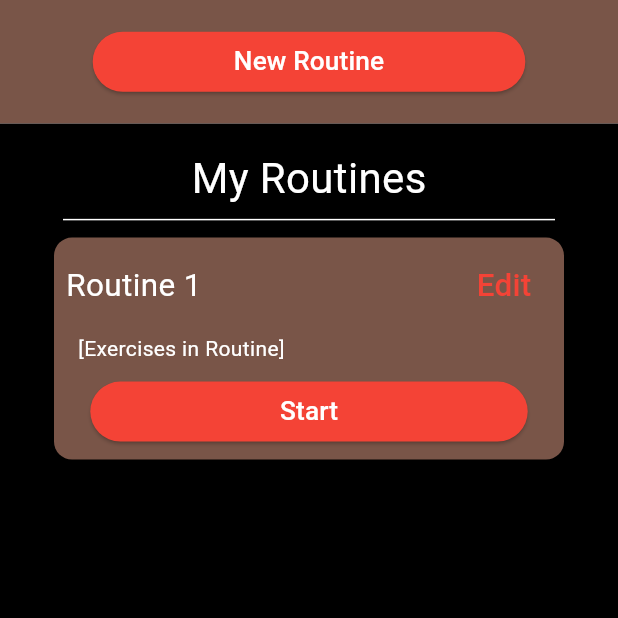
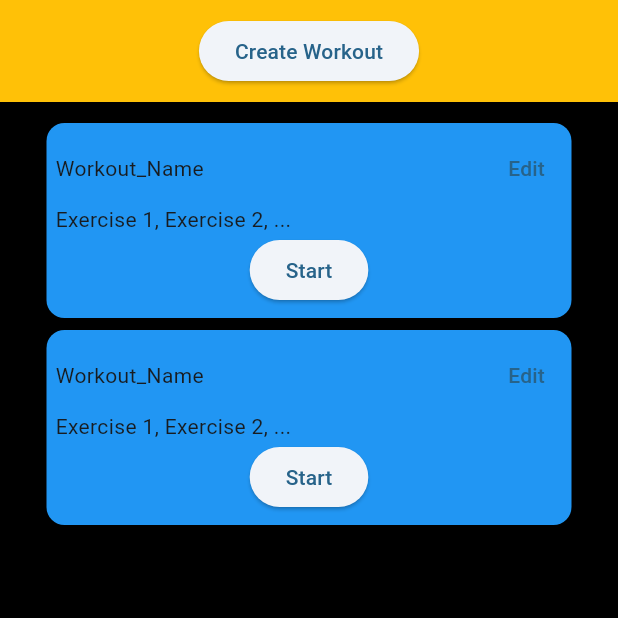
Before and after one commit to egentilucci/work-it-out, a Flutter app: the screen it shows after launch, on a phone screen of 412 x 824 dp, the top half of it. Run offline on Flutter 3.47's test engine with Material 2 defaults, Android fonts, the phone set to English and light mode, and no system bars.

Commit message:
feat: add WorkoutCard Widget

```diff
--- a/lib/home.dart
+++ b/lib/home.dart
@@ -1,132 +1,107 @@
 import 'package:flutter/material.dart';
 
-class HomePage extends StatefulWidget {
+class HomePage extends StatelessWidget {
   const HomePage({super.key});
 
-  @override
-  State<HomePage> createState() => _HomePageState();
-}
-
-class _HomePageState extends State<HomePage> {
   @override
   Widget build(BuildContext context) {
     return Scaffold(
       body: SafeArea(
-        child: Column(
-          children: <Widget>[
-            // Top Part (10% of the screen height)
+        child: Center(
+            child: Column(children: [
           Container(
-              height: MediaQuery.of(context).size.height * 0.10,
-              color: Colors.brown,
-              child: Center(
-                child: FractionallySizedBox(
-                  widthFactor: 0.7, // Button width as a fraction of the parent
-                  child: ElevatedButton(
-                    style: ButtonStyle(
-                      backgroundColor: MaterialStateProperty.all<Color>(Colors.red),
-                      foregroundColor: MaterialStateProperty.all<Color>(Colors.white),
-                    ),
-                    onPressed: () {
-                      // Button onPressed action
-                    },
-                    child: const Text(
-                      'New Routine',
-                      textScaleFactor: 1.25,
+            color: Colors.amber,
+            padding: const EdgeInsets.all(10.0),
+            child: Row(
+              mainAxisAlignment: MainAxisAlignment.center,
+              children: [
+                ElevatedButton(
+                    onPressed: () {}, child: const Text("Create Workout")),
+              ],
             ),
           ),
+          Container(
+            color: Colors.black,
+            padding: const EdgeInsets.all(10.0),
+            height: 771,
+            alignment: Alignment.topCenter,
+            child: const Row(
+              mainAxisAlignment: MainAxisAlignment.center,
+              children: [
+                Column(
+                  children: [
+                    Row(
+                      children: [WorkoutCard()],
+                    ),
+                    Row(
+                      children: [WorkoutCard()],
+                    ),
+                  ],
+                )
+              ],
             ),
           ),
+        ])),
       ),
-            // Bottom Part
-            Expanded(
-              child: Container(
-                width: MediaQuery.of(context).size.width,
-                color: Colors.black,
+    );
+  }
+}
+
+class WorkoutCard extends StatelessWidget {
+  const WorkoutCard({super.key});
+
+  @override
+  Widget build(BuildContext context) {
+    return Card(
+      elevation: 0,
+      color: Colors.blue,
+      child: SizedBox(
+          width: 350,
+          height: 130,
           child: Padding(
-                  padding: const EdgeInsets.symmetric(vertical: 16.0, horizontal: 32.0),
+            padding: const EdgeInsets.all(6.0),
             child: Column(
               children: [
-                      const Text(
-                        "My Routines",
-                        textScaleFactor: 2.0,
-                        style: TextStyle(
-                          color: Colors.white,
+                Row(
+                  children: [
+                    const Expanded(
+                      child: Column(
+                        crossAxisAlignment: CrossAxisAlignment.start,
+                        children: [
+                          Text('Workout_Name'),
+                        ],
                       ),
                     ),
-                      const Divider(
-                        indent: 10.0,
-                        endIndent: 10.0,
-                        color: Colors.white, // You can set the color of the divider
-                        thickness: 1, // You can set the thickness of the divider
-                      ),
-                      Card(
-                        color: Colors.brown,
-                        child: Padding(
-                          padding: const EdgeInsets.all(8.0),
+                    Flexible(
+                      fit: FlexFit.tight,
                       child: Column(
-                            children: <Widget>[
-                              Row(
-                                mainAxisAlignment: MainAxisAlignment.spaceBetween,
-                                children: <Widget>[
-                                  const Text(
-                                    'Routine 1',
-                                    textScaleFactor: 1.5,
-                                    style: TextStyle(
-                                      color: Colors.white,
-                                    ),
-                                  ),
+                        crossAxisAlignment: CrossAxisAlignment.end,
+                        children: [
                           TextButton(
                               onPressed: () {},
-                                    child: const Text(
-                                      'Edit',
-                                      textScaleFactor: 1.5,
-                                      style: TextStyle(
-                                        color: Colors.red,
-                                      ),
+                              style: TextButton.styleFrom(
+                                  minimumSize: Size.zero,
+                                  padding: EdgeInsets.zero),
+                              child: const Text("Edit"))
+                        ],
                       ),
                     ),
                   ],
                 ),
-                              const Align(
-                                alignment: Alignment.centerLeft,
-                                child: Padding(
-                                  padding: EdgeInsets.all(8.0),
-                                  child: Text(
-                                    '[Exercises in Routine]',
-                                    style: TextStyle(
-                                      color: Colors.white,
+                // ROW 2
+                const Row(
+                  children: [Text("Exercise 1, Exercise 2, ...")],
                 ),
-                                  ),
-                                ),
-                              ),
-                              FractionallySizedBox(
-                                widthFactor: 0.9, // Button width as a fraction of the parent
-                                child: ElevatedButton(
-                                  style: ButtonStyle(
-                                    backgroundColor: MaterialStateProperty.all<Color>(Colors.red),
-                                    foregroundColor: MaterialStateProperty.all<Color>(Colors.white),
-                                  ),
-                                  onPressed: () {
-                                    // Button onPressed action
-                                  },
-                                  child: const Text(
-                                    'Start',
-                                    textScaleFactor: 1.25,
-                                  ),
-                                ),
-                              ),
+                // ROW 3
+                Row(
+                  mainAxisAlignment: MainAxisAlignment.center,
+                  children: [
+                    ElevatedButton(onPressed: () {}, child: const Text("Start"))
+                  ],
+                )
               ],
             ),
-                        ),
-                      ),
-                    ],
-                  ),
-                ),
-              ),
-            ),
-          ],
-        ),
-      ),
+          )),
     );
   }
 }
```
Lines whose indentation alone changed are shown as unchanged.
